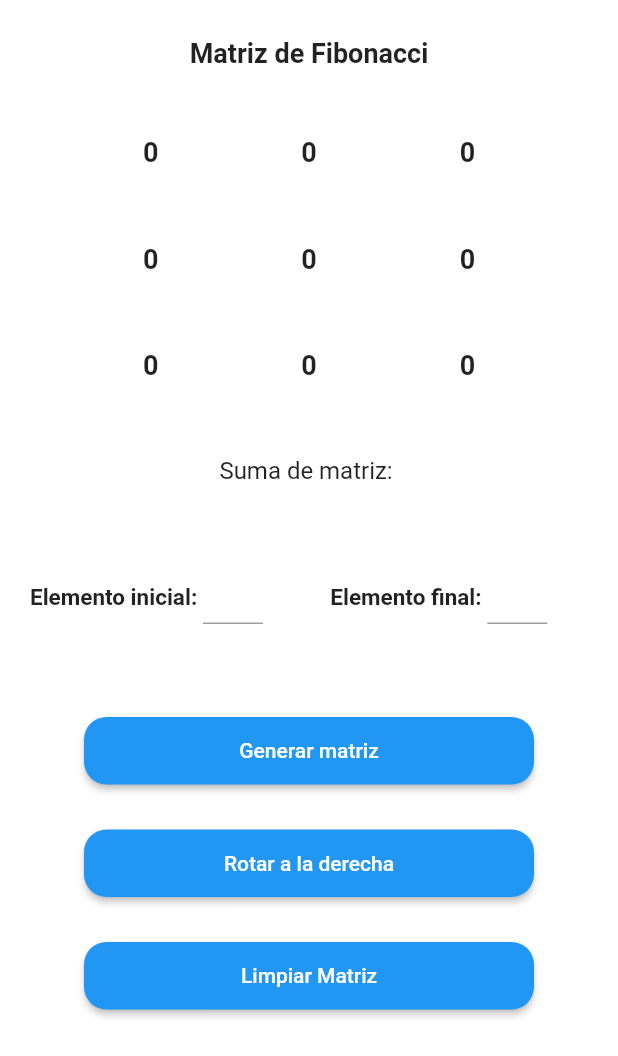
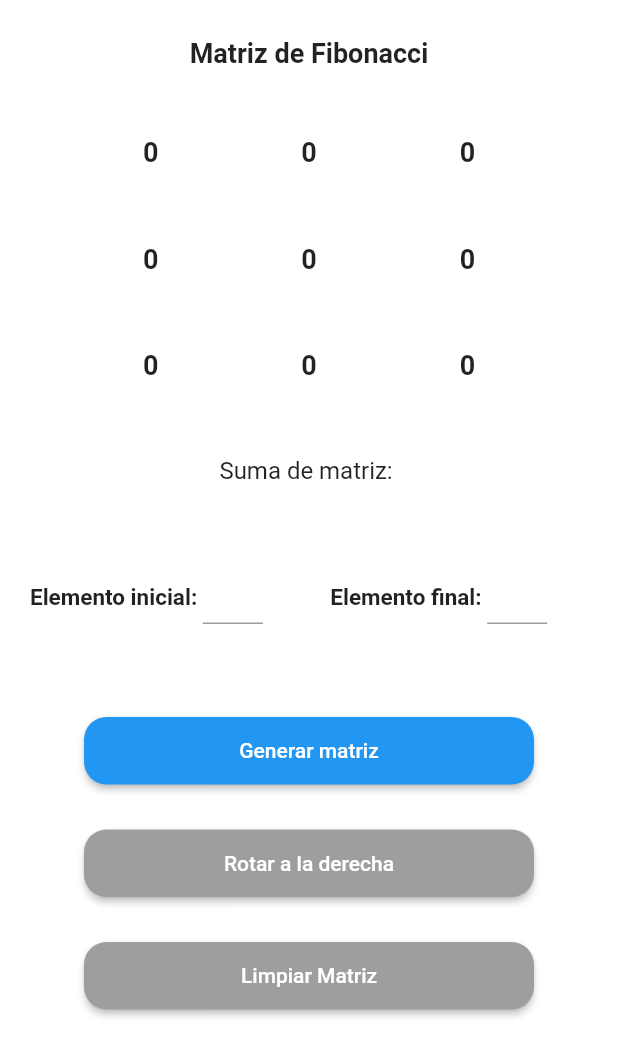
Before and after one commit to AbrahamHCz/fibonacci_flutter_test, a Flutter app: the screen it shows after launch, on a phone screen of 412 x 824 dp. Shown: the top 1056 px of the screen. Run offline on Flutter 3.47's test engine with Material 2 defaults, Android fonts, the light colour scheme and no system bars; missing offline and left inert: matrix2d.

Commit message:
grey buttons

```diff
--- a/lib/Home/screens/home.dart
+++ b/lib/Home/screens/home.dart
@@ -259,6 +259,8 @@ class _HomeState extends State<Home> {
                         borderRadius: BorderRadius.circular(15.0),
                       ),
                     ),
+                    backgroundColor:
+                        MaterialStateProperty.all<Color>(Colors.grey),
                   ),
                   child: const Text("Rotar a la derecha"),
                 ),
@@ -279,6 +281,8 @@ class _HomeState extends State<Home> {
                         borderRadius: BorderRadius.circular(15.0),
                       ),
                     ),
+                    backgroundColor:
+                        MaterialStateProperty.all<Color>(Colors.grey),
                   ),
                   child: const Text("Limpiar Matriz"),
                 ),
```
